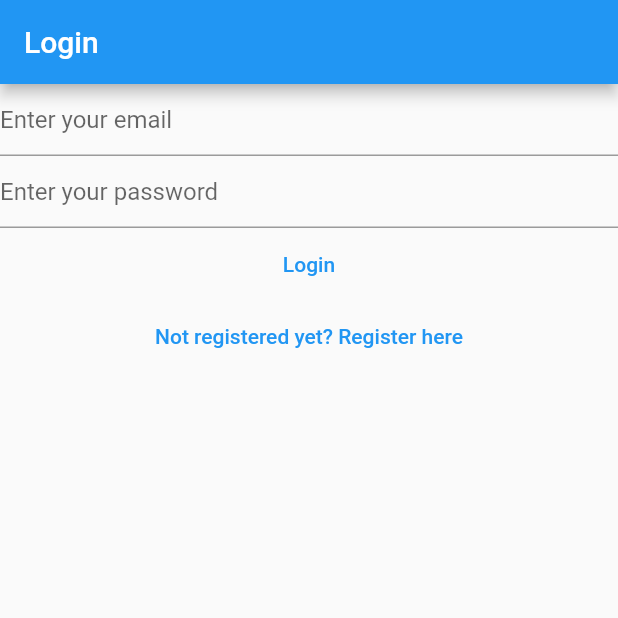
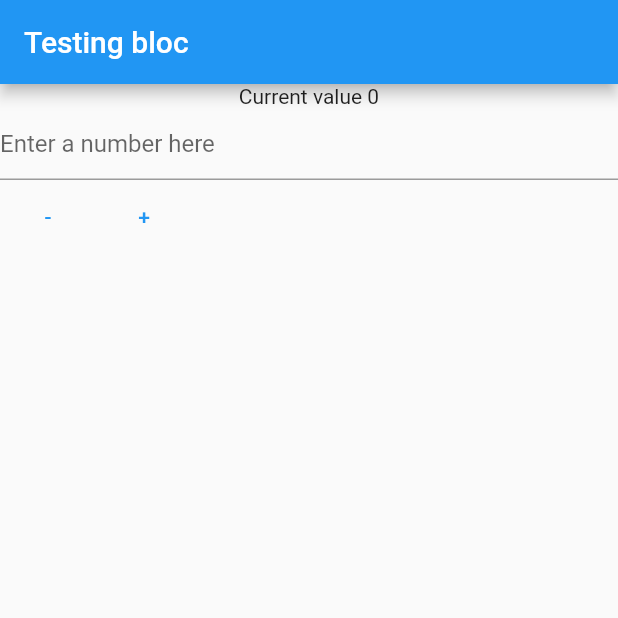
Before and after one commit to Mldamico/taking-notes-flutter, a Flutter app: the screen it shows after launch, on a phone screen of 412 x 824 dp, the top half of it. Run offline on Flutter 3.47's test engine with Material 2 defaults, Android fonts, the phone set to English and light mode, and no system bars; our stand-ins replace bloc, cloud_firestore, firebase_auth, firebase_core, flutter_bloc, share_plus; accounts and stored records are empty; generated files the repository leaves out were written again.

Commit message:
Added bloc example with counter

```diff
--- a/lib/main.dart
+++ b/lib/main.dart
@@ -1,4 +1,6 @@
+import 'package:bloc/bloc.dart';
 import 'package:flutter/material.dart';
+import 'package:flutter_bloc/flutter_bloc.dart';
 import 'package:mynotes/constants/routes.dart';
 import 'package:mynotes/services/auth/auth_service.dart';
 import 'package:mynotes/views/login_view.dart';
@@ -20,7 +22,7 @@ class MyApp extends StatelessWidget {
     return MaterialApp(
       debugShowCheckedModeBanner: false,
       title: 'Takes Notes',
-      home: const HomeScreen(),
+      home: const HomePage(),
       routes: {
         loginRoute: (context) => const LoginView(),
         registerRoute: (context) => const RegisterView(),
@@ -32,31 +34,175 @@ class MyApp extends StatelessWidget {
   }
 }
 
-class HomeScreen extends StatelessWidget {
-  const HomeScreen({super.key});
+// class HomeScreen extends StatelessWidget {
+//   const HomeScreen({super.key});
+
+//   @override
+//   Widget build(BuildContext context) {
+//     return FutureBuilder(
+//       future: AuthService.firebase().initialize(),
+//       builder: ((context, snapshot) {
+//         switch (snapshot.connectionState) {
+//           case ConnectionState.done:
+//             final user = AuthService.firebase().currentUser;
+//             if (user != null) {
+//               if (user.isEmailVerified) {
+//                 return const NotesView();
+//               } else {
+//                 return const VerifyEmailView();
+//               }
+//             } else {
+//               return const LoginView();
+//             }
+
+//           default:
+//             return const CircularProgressIndicator();
+//         }
+//       }),
+//     );
+//   }
+// }
+
+class HomePage extends StatefulWidget {
+  const HomePage({super.key});
+
+  @override
+  State<HomePage> createState() => _HomePageState();
+}
+
+class _HomePageState extends State<HomePage> {
+  late final TextEditingController _controller;
+
+  @override
+  void initState() {
+    _controller = TextEditingController();
+    super.initState();
+  }
+
+  @override
+  void dispose() {
+    _controller.dispose();
+    super.dispose();
+  }
 
   @override
   Widget build(BuildContext context) {
-    return FutureBuilder(
-      future: AuthService.firebase().initialize(),
-      builder: ((context, snapshot) {
-        switch (snapshot.connectionState) {
-          case ConnectionState.done:
-            final user = AuthService.firebase().currentUser;
-            if (user != null) {
-              if (user.isEmailVerified) {
-                return const NotesView();
-              } else {
-                return const VerifyEmailView();
-              }
-            } else {
-              return const LoginView();
-            }
-
-          default:
-            return const CircularProgressIndicator();
-        }
-      }),
+    return BlocProvider(
+      create: (context) => CounterBloc(),
+      child: Scaffold(
+        appBar: AppBar(
+          title: const Text("Testing bloc"),
+        ),
+        body: BlocConsumer<CounterBloc, CounterState>(
+          builder: (context, state) {
+            final invalidValue =
+                (state is CounterStateInvalidNumber) ? state.invalidValue : '';
+            return Column(
+              children: [
+                Text("Current value ${state.value}"),
+                Visibility(
+                  visible: state is CounterStateInvalidNumber,
+                  child: Text("Invalid input: $invalidValue"),
+                ),
+                TextField(
+                  controller: _controller,
+                  decoration: const InputDecoration(
+                    hintText: "Enter a number here",
+                  ),
+                  keyboardType: TextInputType.number,
+                ),
+                Row(
+                  children: [
+                    TextButton(
+                      onPressed: () {
+                        context
+                            .read<CounterBloc>()
+                            .add(DecrementEvent(_controller.text));
+                      },
+                      child: const Text('-'),
+                    ),
+                    TextButton(
+                      onPressed: () {
+                        context
+                            .read<CounterBloc>()
+                            .add(IncrementEvent(_controller.text));
+                      },
+                      child: const Text('+'),
+                    ),
+                  ],
+                )
+              ],
+            );
+          },
+          listener: (context, state) {
+            _controller.clear();
+          },
+        ),
+      ),
     );
   }
 }
+
+@immutable
+abstract class CounterState {
+  final int value;
+
+  const CounterState(this.value);
+}
+
+class CounterStateValid extends CounterState {
+  const CounterStateValid(int value) : super(value);
+}
+
+class CounterStateInvalidNumber extends CounterState {
+  final String invalidValue;
+  const CounterStateInvalidNumber({
+    required this.invalidValue,
+    required int previousValue,
+  }) : super(previousValue);
+}
+
+@immutable
+abstract class CounterEvent {
+  final String value;
+  const CounterEvent(this.value);
+}
+
+class IncrementEvent extends CounterEvent {
+  const IncrementEvent(String value) : super(value);
+}
+
+class DecrementEvent extends CounterEvent {
+  const DecrementEvent(String value) : super(value);
+}
+
+class CounterBloc extends Bloc<CounterEvent, CounterState> {
+  CounterBloc() : super(const CounterStateValid(0)) {
+    on<IncrementEvent>((event, emit) {
+      final integer = int.tryParse(event.value);
+      if (integer == null) {
+        emit(CounterStateInvalidNumber(
+          invalidValue: event.value,
+          previousValue: state.value,
+        ));
+      } else {
+        emit(
+          CounterStateValid(state.value + integer),
+        );
+      }
+    });
+    on<DecrementEvent>((event, emit) {
+      final integer = int.tryParse(event.value);
+      if (integer == null) {
+        emit(CounterStateInvalidNumber(
+          invalidValue: event.value,
+          previousValue: state.value,
+        ));
+      } else {
+        emit(
+          CounterStateValid(state.value - integer),
+        );
+      }
+    });
+  }
+}
--- a/pubspec.yaml
+++ b/pubspec.yaml
@@ -43,6 +43,8 @@ dependencies:
   path_provider: ^2.0.11
   path: ^1.8.2
   share_plus: ^6.3.1
+  bloc: ^8.1.1
+  flutter_bloc: ^8.1.2
 
 dev_dependencies:
   flutter_test:
```
Also changed, not shown: pubspec.lock.
